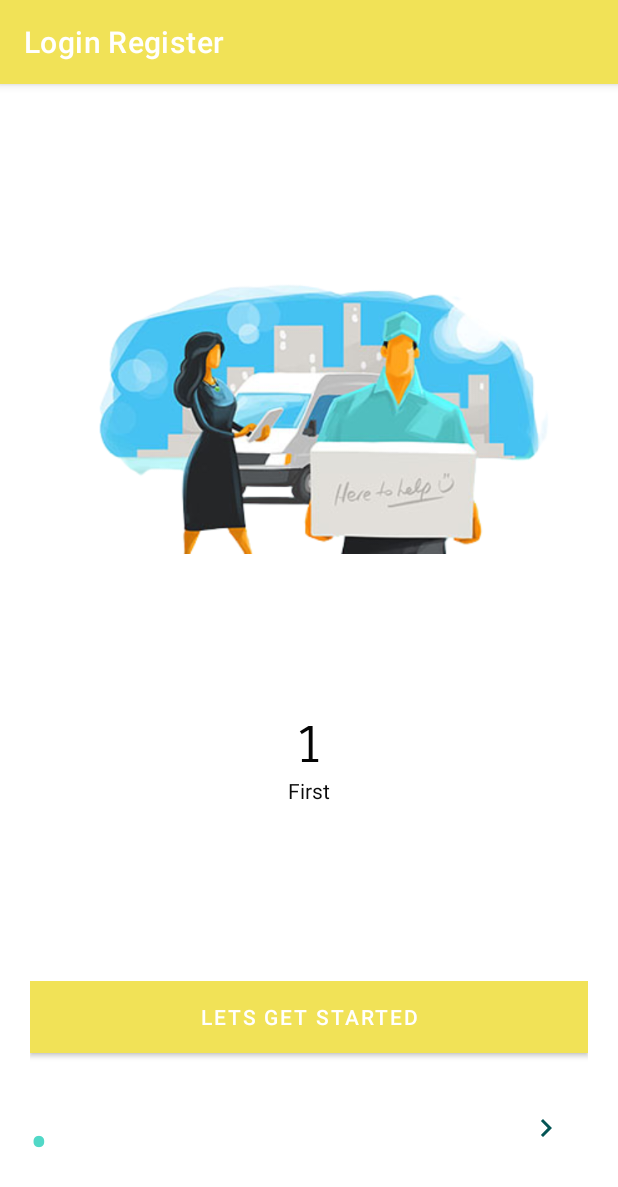
After one commit to AlisherAbdykhamitov/DiplomaProject, an Android app: the OnBoarding screen opened directly, with no data from a screen before it, on a phone screen of 412 x 824 dp. The commit adds this screen. Shown: the top 1187 px of the screen. Run offline under Robolectric (Android 15) with nearby library versions, the phone set to English and light mode, and no system bars.

Commit message:
Onboarding Screen design(still need to add pictures, and description, and text)

```diff
--- /dev/null
+++ b/app/src/main/java/com/example/diplomaproject/Adapter/SliderAdapter.java
@@ -0,0 +1,80 @@
+package com.example.diplomaproject.Adapter;
+
+import android.content.Context;
+import android.view.LayoutInflater;
+import android.view.View;
+import android.view.ViewGroup;
+import android.widget.ImageView;
+import android.widget.TextView;
+
+import androidx.annotation.NonNull;
+import androidx.constraintlayout.widget.ConstraintLayout;
+import androidx.viewpager.widget.PagerAdapter;
+
+import com.example.diplomaproject.R;
+
+public class SliderAdapter extends PagerAdapter {
+    Context context;
+    LayoutInflater layoutInflater;
+
+    public SliderAdapter(Context context) {
+        this.context = context;
+    }
+
+    int images[] = {
+            R.drawable.slider,
+            R.drawable.slider2,
+            R.drawable.slider3,
+            R.drawable.slider4
+    };
+    int headings[] = {
+            R.string.first_slide_title,
+            R.string.second_slide_title,
+            R.string.third_slide_title,
+            R.string.fourth_slide_title
+    };
+    int descriptions[] = {
+            R.string.first_slide_desc,
+            R.string.second_slide_desc,
+            R.string.third_slide_desc,
+            R.string.fourth_slide_desc
+    };
+
+    @Override
+    public int getCount() {
+        return headings.length;
+    }
+
+    @Override
+    public boolean isViewFromObject(@NonNull View view, @NonNull Object object) {
+        return view == (ConstraintLayout) object;
+    }
+
+    @NonNull
+    @Override
+    public Object instantiateItem(@NonNull ViewGroup container, int position) {
+
+        layoutInflater = (LayoutInflater) context.getSystemService(context.LAYOUT_INFLATER_SERVICE);
+        View view = layoutInflater.inflate(R.layout.slides_layout, container, false);
+
+
+        //Hooks
+        ImageView imageView = view.findViewById(R.id.slider_image);
+        TextView heading = view.findViewById(R.id.slider_head);
+        TextView description = view.findViewById(R.id.slider_desc);
+
+
+        imageView.setImageResource(images[position]);
+        heading.setText(headings[position]);
+        description.setText(descriptions[position]);
+
+        container.addView(view);
+
+        return view;
+    }
+
+    @Override
+    public void destroyItem(@NonNull ViewGroup container, int position, @NonNull Object object) {
+        container.removeView((ConstraintLayout)object);
+    }
+}
--- /dev/null
+++ b/app/src/main/java/com/example/diplomaproject/Common/OnBoarding.java
@@ -0,0 +1,73 @@
+package com.example.diplomaproject.Common;
+
+import androidx.appcompat.app.AppCompatActivity;
+import androidx.viewpager.widget.ViewPager;
+
+import android.os.Bundle;
+import android.text.Html;
+import android.widget.LinearLayout;
+import android.widget.TextView;
+
+import com.example.diplomaproject.Adapter.SliderAdapter;
+import com.example.diplomaproject.R;
+
+
+public class OnBoarding extends AppCompatActivity {
+
+    ViewPager viewPager;
+    LinearLayout dotsLayout;
+    TextView[] dots;
+
+    @Override
+    protected void onCreate(Bundle savedInstanceState) {
+        super.onCreate(savedInstanceState);
+        setContentView(R.layout.activity_on_boarding);
+
+        //hooks
+        viewPager = findViewById(R.id.slider);
+        dotsLayout = findViewById(R.id.dots);
+
+        //call adapter
+        SliderAdapter sliderAdapter = new SliderAdapter(this);
+        viewPager.setAdapter((sliderAdapter));
+
+        addDots(0);
+        viewPager.addOnPageChangeListener(changeListener);
+    }
+
+    private void addDots(int position){
+
+        dots = new TextView[4];
+        dotsLayout.removeAllViews();
+
+        for(int i = 0; i <dots.length; i++){
+            dots[i] = new TextView(this);
+            dots[i].setText(Html.fromHtml("&#8226"));
+            dots[i].setTextSize(35);
+
+            dotsLayout.addView(dots[i]);
+        }
+
+        if(dots.length > 0){
+            dots[position].setTextColor(getResources().getColor(R.color.colorPrimaryDark));
+        }
+    }
+
+    ViewPager.OnPageChangeListener changeListener = new ViewPager.OnPageChangeListener() {
+        @Override
+        public void onPageScrolled(int position, float positionOffset, int positionOffsetPixels) {
+
+        }
+
+        @Override
+        public void onPageSelected(int position) {
+            addDots(position);
+        }
+
+        @Override
+        public void onPageScrollStateChanged(int state) {
+
+        }
+    };
+
+}
--- a/app/src/main/java/com/example/diplomaproject/SplashScreen.java
+++ b/app/src/main/java/com/example/diplomaproject/Common/SplashScreen.java
@@ -1,4 +1,4 @@
-package com.example.diplomaproject;
+package com.example.diplomaproject.Common;
 
 import androidx.appcompat.app.AppCompatActivity;
 
@@ -10,6 +10,7 @@ import android.view.animation.AnimationUtils;
 import android.widget.ImageView;
 import android.widget.TextView;
 
+import com.example.diplomaproject.R;
 import com.example.diplomaproject.User.UserDashboard;
 
 public class SplashScreen extends AppCompatActivity {
@@ -45,7 +46,7 @@ public class SplashScreen extends AppCompatActivity {
         new Handler().postDelayed(new Runnable() {
             @Override
             public void run() {
-                Intent intent = new Intent(SplashScreen.this, UserDashboard.class);
+                Intent intent = new Intent(SplashScreen.this, OnBoarding.class);
                 startActivity(intent);
             }
         },SPLASH_TIMER);
--- /dev/null
+++ b/app/src/main/res/drawable/next_btn.xml
@@ -0,0 +1,5 @@
+<vector android:height="24dp" android:tint="#055555"
+    android:viewportHeight="24" android:viewportWidth="24"
+    android:width="24dp" xmlns:android="http://schemas.android.com/apk/res/android">
+    <path android:fillColor="@android:color/white" android:pathData="M10,6L8.59,7.41 13.17,12l-4.58,4.59L10,18l6,-6z"/>
+</vector>
--- /dev/null
+++ b/app/src/main/res/layout/activity_on_boarding.xml
@@ -0,0 +1,54 @@
+<?xml version="1.0" encoding="utf-8"?>
+<androidx.constraintlayout.widget.ConstraintLayout xmlns:android="http://schemas.android.com/apk/res/android"
+    xmlns:app="http://schemas.android.com/apk/res-auto"
+    xmlns:tools="http://schemas.android.com/tools"
+    android:layout_width="match_parent"
+    android:layout_height="match_parent"
+    tools:context=".Common.OnBoarding"
+    android:padding="20dp">
+
+    <androidx.viewpager.widget.ViewPager
+        android:id="@+id/slider"
+        android:layout_width="match_parent"
+        android:layout_height="0dp"
+        app:layout_constraintBottom_toTopOf="@+id/relativeLayout2"
+        app:layout_constraintEnd_toEndOf="parent"
+        app:layout_constraintStart_toStartOf="parent"
+        app:layout_constraintTop_toTopOf="parent">
+
+    </androidx.viewpager.widget.ViewPager>
+
+    <RelativeLayout
+        android:id="@+id/relativeLayout2"
+        android:layout_width="match_parent"
+        android:layout_height="150dp"
+        app:layout_constraintBottom_toBottomOf="parent"
+        app:layout_constraintEnd_toEndOf="parent"
+        app:layout_constraintStart_toStartOf="parent">
+
+        <Button
+            android:id="@+id/get_started_btn"
+            android:layout_width="match_parent"
+            android:layout_height="wrap_content"
+            android:text="@string/lets_get_started"
+            android:background="@color/colorPrimary"/>
+
+        <LinearLayout
+            android:id="@+id/dots"
+            android:layout_width="wrap_content"
+            android:layout_height="wrap_content"
+            android:layout_alignParentBottom="true"
+            android:paddingBottom="20dp"
+            android:orientation="horizontal"/>
+
+        <Button
+            android:layout_width="131dp"
+            android:layout_height="78dp"
+            android:layout_alignParentRight="true"
+            android:layout_alignParentBottom="true"
+            android:background="#00000000"
+            android:drawableEnd="@drawable/next_btn"
+            android:paddingBottom="30dp"/>
+
+    </RelativeLayout>
+</androidx.constraintlayout.widget.ConstraintLayout>
--- a/app/src/main/res/layout/activity_splash_screen.xml
+++ b/app/src/main/res/layout/activity_splash_screen.xml
@@ -4,7 +4,7 @@
     xmlns:tools="http://schemas.android.com/tools"
     android:layout_width="match_parent"
     android:layout_height="match_parent"
-    tools:context=".SplashScreen"
+    tools:context=".Common.SplashScreen"
     android:background="@color/colorPrimary">
 
 
--- /dev/null
+++ b/app/src/main/res/layout/slides_layout.xml
@@ -0,0 +1,45 @@
+<?xml version="1.0" encoding="utf-8"?>
+<androidx.constraintlayout.widget.ConstraintLayout xmlns:android="http://schemas.android.com/apk/res/android"
+    xmlns:app="http://schemas.android.com/apk/res-auto"
+    xmlns:tools="http://schemas.android.com/tools"
+    android:layout_width="match_parent"
+    android:layout_height="match_parent">
+
+    <ImageView
+        android:id="@+id/slider_image"
+        android:layout_width="0dp"
+        android:layout_height="400dp"
+        android:padding="20dp"
+        app:layout_constraintEnd_toEndOf="parent"
+        app:layout_constraintStart_toStartOf="parent"
+        app:layout_constraintTop_toTopOf="parent"
+        app:srcCompat="@drawable/slider" />
+
+    <TextView
+        android:id="@+id/slider_head"
+        android:layout_width="wrap_content"
+        android:layout_height="wrap_content"
+        android:layout_marginStart="176dp"
+        android:layout_marginEnd="176dp"
+        android:fontFamily="sans-serif-smallcaps"
+        android:gravity="center"
+        android:text="TextView"
+        android:textColor="#050505"
+        android:textSize="34sp"
+        app:layout_constraintEnd_toEndOf="parent"
+        app:layout_constraintStart_toStartOf="parent"
+        app:layout_constraintTop_toBottomOf="@+id/slider_image" />
+
+    <TextView
+        android:id="@+id/slider_desc"
+        android:layout_width="wrap_content"
+        android:layout_height="wrap_content"
+        android:layout_marginStart="176dp"
+        android:layout_marginEnd="176dp"
+        android:gravity="center"
+        android:text="@string/first_slide_title"
+        android:textColor="#0C0C0C"
+        app:layout_constraintEnd_toEndOf="parent"
+        app:layout_constraintStart_toStartOf="parent"
+        app:layout_constraintTop_toBottomOf="@+id/slider_head" />
+</androidx.constraintlayout.widget.ConstraintLayout>
--- a/app/src/main/res/values/strings.xml
+++ b/app/src/main/res/values/strings.xml
@@ -1,23 +1,22 @@
 <resources>
     <string name="app_name">Login Register</string>
     <string name="text_accounts">All Accounts</string>
-    <string name="hint_name">Name</string>
-    <string name="hint_email">Email</string>
-    <string name="hint_password">Password</string>
-    <string name="hint_confirm_password">Confirm Password</string>
-    <string name="text_login">Login</string>
-    <string name="text_register">Register</string>
-    <string name="error_message_name">Enter Full Name</string>
-    <string name="error_message_email">Enter Valid Email</string>
-    <string name="error_message_age">Enter Age</string>
-    <string name="error_message_password">Enter Password</string>
-    <string name="success_message">Registration Successful</string>
-    <string name="text_not_member">No account yet? Create one</string>
-    <string name="text_already_member">Already a member? Login</string>
-    <string name="error_email_exists">Email Already Exists</string>
-    <string name="error_password_match">Password Does Not Matches</string>
-    <string name="error_valid_email_password">Wrong Email or Password</string>
-    <string name="action_settings">Settings</string>
-    <string name="text_hello">Hello,</string>
-    <string name="text_title">Android Tutorials Hub</string>
+
+    <!--Title need-->
+    <string name="first_slide_title">1</string>
+    <string name="second_slide_title">2</string>
+    <string name="third_slide_title">3</string>
+    <string name="fourth_slide_title">4</string>
+
+    <!--Description of Titles-->
+
+    <string name="first_slide_desc">First</string>
+    <string name="second_slide_desc">Second</string>
+    <string name="third_slide_desc">Third</string>
+    <string name="fourth_slide_desc">Fourth</string>
+
+    <!--Buttons -->
+    <string name="skip_button">Skip</string>
+    <string name="next_button">Next</string>
+    <string name="lets_get_started">Lets Get Started</string>
 </resources>
```
Also changed, not shown: app/src/main/AndroidManifest.xml (+7 -4 lines), app/src/main/res/drawable-v24/slider.png (added), app/src/main/res/drawable-v24/slider2.png (added), app/src/main/res/drawable-v24/slider3.png (added), app/src/main/res/drawable-v24/slider4.png (added), app/src/main/res/drawable/logo2.png (deleted), app/src/main/res/drawable/vector1.png (deleted).
